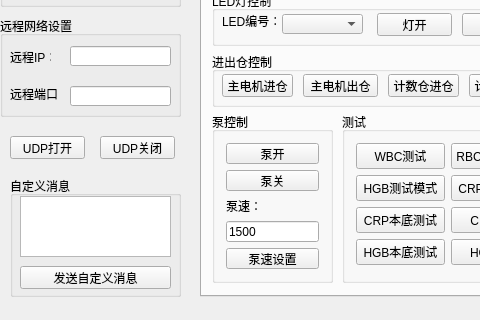
The window that mainwindow.ui (cradle08/CX3000_Debug_Tool) describes before a commit, drawn with Qt 5; both pictures show x 0 to 480 and y 140 to 460 of the 816 by 460 pixel window.
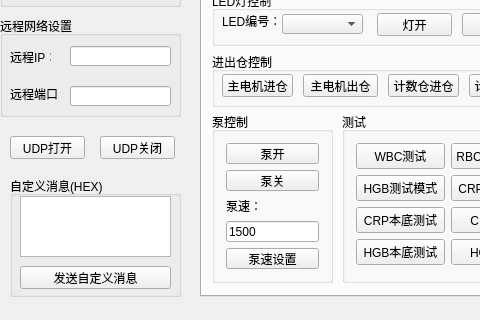
The same window after the commit.

```diff
--- a/mainwindow.ui
+++ b/mainwindow.ui
@@ -575,7 +575,7 @@
      </rect>
     </property>
     <property name="title">
-     <string>自定义消息</string>
+     <string>自定义消息(HEX)</string>
     </property>
     <widget class="QPushButton" name="pBtn_selfDefineMsg">
      <property name="geometry">
```
